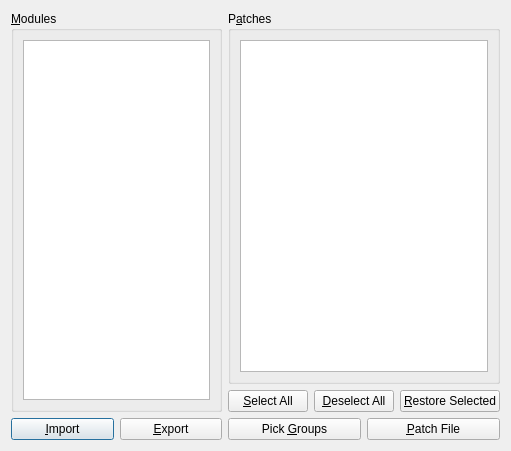
greck2908/x64dbg, file src/gui/Src/Gui/PatchDialog.ui: the form before one commit.
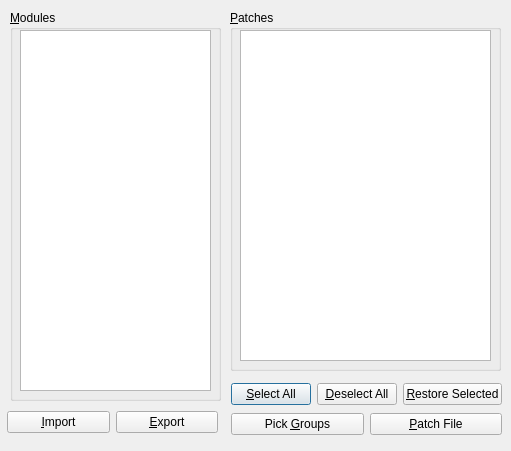
The form after the commit. Icons and pictures are not drawn.

```diff
--- a/src/gui/Src/Gui/PatchDialog.ui
+++ b/src/gui/Src/Gui/PatchDialog.ui
@@ -17,67 +17,72 @@
    <iconset resource="../../resource.qrc">
     <normaloff>:/icons/images/patch.png</normaloff>:/icons/images/patch.png</iconset>
   </property>
-  <layout class="QHBoxLayout" name="horizontalLayout_4">
-   <item>
-    <layout class="QVBoxLayout" name="layoutModules">
-     <item>
+  <widget class="QGroupBox" name="groupPatches">
+   <property name="geometry">
+    <rect>
+     <x>230</x>
+     <y>10</y>
+     <width>271</width>
+     <height>361</height>
+    </rect>
+   </property>
+   <property name="title">
+    <string>&amp;Patches</string>
+   </property>
+   <widget class="QListWidget" name="listPatches">
+    <property name="geometry">
+     <rect>
+      <x>10</x>
+      <y>20</y>
+      <width>251</width>
+      <height>331</height>
+     </rect>
+    </property>
+    <property name="font">
+     <font>
+      <family>Courier New</family>
+     </font>
+    </property>
+   </widget>
+  </widget>
       <widget class="QGroupBox" name="groupModules">
+   <property name="geometry">
+    <rect>
+     <x>10</x>
+     <y>10</y>
+     <width>211</width>
+     <height>391</height>
+    </rect>
+   </property>
        <property name="title">
         <string>&amp;Modules</string>
        </property>
-       <layout class="QVBoxLayout" name="verticalLayout_3">
-        <item>
          <widget class="QListWidget" name="listModules">
-          <property name="font">
-           <font>
-            <family>Courier New</family>
-           </font>
-          </property>
-         </widget>
-        </item>
-       </layout>
-      </widget>
-     </item>
-     <item>
-      <layout class="QHBoxLayout" name="horizontalLayout_3">
-       <item>
-        <widget class="QPushButton" name="btnImport">
-         <property name="text">
-          <string>&amp;Import</string>
-         </property>
-        </widget>
-       </item>
-       <item>
-        <widget class="QPushButton" name="btnExport">
-         <property name="text">
-          <string>&amp;Export</string>
-         </property>
-        </widget>
-       </item>
-      </layout>
-     </item>
-    </layout>
-   </item>
-   <item>
-    <layout class="QVBoxLayout" name="layoutPatches">
-     <item>
-      <widget class="QGroupBox" name="groupPatches">
-       <property name="title">
-        <string>P&amp;atches</string>
-       </property>
-       <layout class="QVBoxLayout" name="verticalLayout_4">
-        <item>
-         <widget class="QListWidget" name="listPatches">
+    <property name="geometry">
+     <rect>
+      <x>10</x>
+      <y>20</y>
+      <width>191</width>
+      <height>361</height>
+     </rect>
+    </property>
           <property name="font">
            <font>
             <family>Courier New</family>
            </font>
           </property>
          </widget>
-        </item>
-       </layout>
-      </widget>
-     </item>
+  </widget>
+  <widget class="QWidget" name="layoutWidget">
+   <property name="geometry">
+    <rect>
+     <x>231</x>
+     <y>381</y>
+     <width>271</width>
+     <height>58</height>
+    </rect>
+   </property>
+   <layout class="QVBoxLayout" name="verticalLayout">
      <item>
       <layout class="QHBoxLayout" name="horizontalLayout">
        <item>
@@ -128,8 +133,33 @@
       </layout>
      </item>
     </layout>
-   </item>
-  </layout>
+  </widget>
+  <widget class="QWidget" name="layoutWidget_1">
+   <property name="geometry">
+    <rect>
+     <x>7</x>
+     <y>410</y>
+     <width>211</width>
+     <height>25</height>
+    </rect>
+   </property>
+   <layout class="QHBoxLayout" name="horizontalLayout_3">
+    <item>
+     <widget class="QPushButton" name="btnImport">
+      <property name="text">
+       <string>&amp;Import</string>
+      </property>
+     </widget>
+    </item>
+    <item>
+     <widget class="QPushButton" name="btnExport">
+      <property name="text">
+       <string>&amp;Export</string>
+      </property>
+     </widget>
+    </item>
+   </layout>
+  </widget>
  </widget>
  <tabstops>
   <tabstop>listModules</tabstop>
```
Lines whose indentation alone changed are shown as unchanged.
